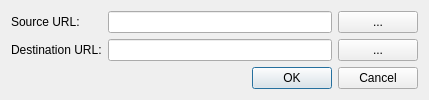
This is src/plugins/dbi_bam/src/ConvertToSQLiteDialog.ui in violethaze74/ugene as Qt 5 draws it before an edit. The edited form follows.
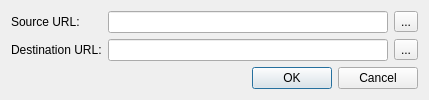
This is the edited form.

Commit message: replace QPushButton with QToolButton

What changed in the file:
```diff
--- a/src/plugins/dbi_bam/src/ConvertToSQLiteDialog.ui
+++ b/src/plugins/dbi_bam/src/ConvertToSQLiteDialog.ui
@@ -37,14 +37,14 @@
       <widget class="QLineEdit" name="destinationUrlEdit"/>
      </item>
      <item row="0" column="2">
-      <widget class="QPushButton" name="sourceUrlButton">
+      <widget class="QToolButton" name="sourceUrlButton">
        <property name="text">
         <string>...</string>
        </property>
       </widget>
      </item>
      <item row="1" column="2">
-      <widget class="QPushButton" name="destinationUrlButton">
+      <widget class="QToolButton" name="destinationUrlButton">
        <property name="text">
         <string>...</string>
        </property>
```
